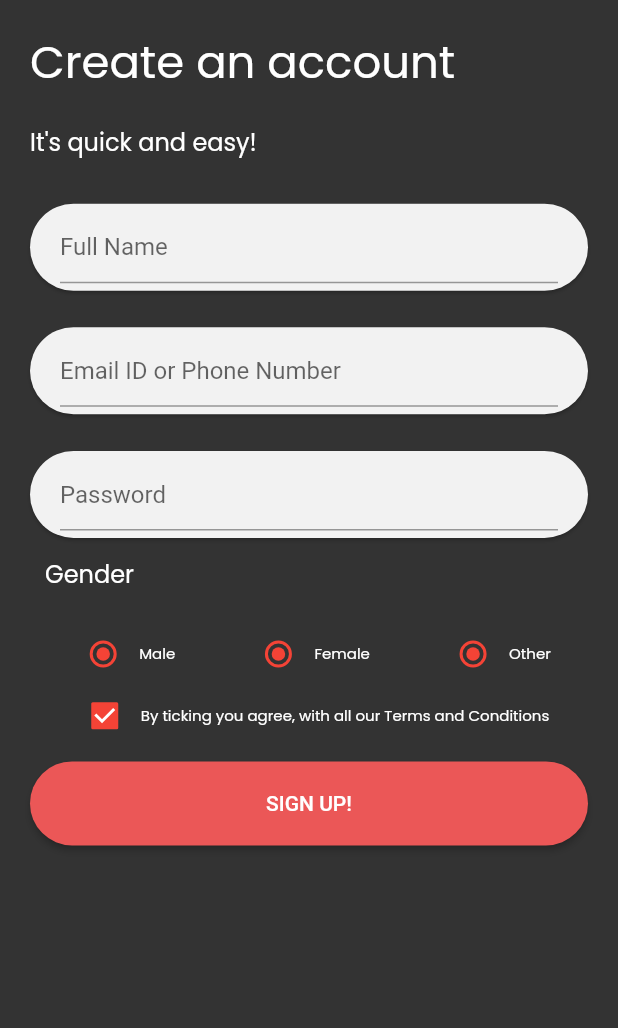
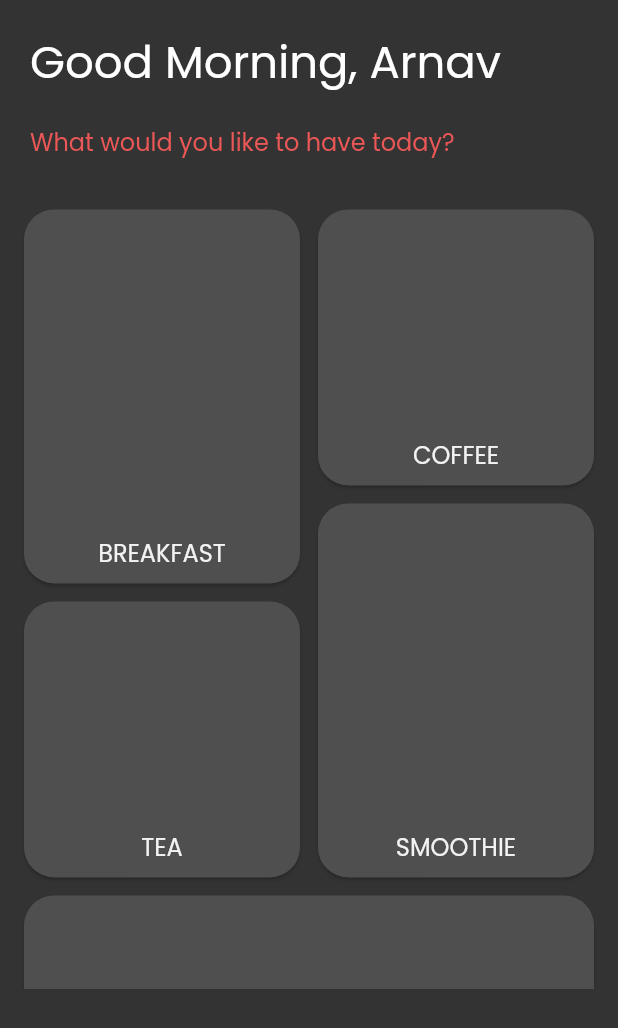
Before and after one commit to codenameakshay/cofista-ui, a Flutter app: the screen it shows after launch, on a phone screen of 412 x 824 dp. Shown: the top 1028 px of the screen. Run offline on Flutter 3.47's test engine with Material 2 defaults, Android fonts, the phone set to English and light mode, and no system bars; our stand-ins replace font_awesome_flutter, google_fonts.

Commit message:
homescreen done

```diff
--- a/lib/main.dart
+++ b/lib/main.dart
@@ -1,3 +1,4 @@
+import 'package:cofista/screens/homescreen.dart';
 import 'package:cofista/screens/register.dart';
 import 'package:cofista/screens/signin.dart';
 import 'package:flutter/material.dart';
@@ -19,7 +20,7 @@ class MyApp extends StatelessWidget {
         primarySwatch: Colors.red,
         visualDensity: VisualDensity.adaptivePlatformDensity,
       ),
-      home: RegisterPage(title: 'Cofista'),
+      home: HomeScreen(title: 'Cofista'),
     );
   }
 }
--- /dev/null
+++ b/lib/screens/homescreen.dart
@@ -0,0 +1,111 @@
+import 'package:flutter/material.dart';
+import 'package:flutter/services.dart';
+import 'package:google_fonts/google_fonts.dart';
+import 'package:font_awesome_flutter/font_awesome_flutter.dart';
+import 'package:flutter_staggered_grid_view/flutter_staggered_grid_view.dart';
+
+class HomeScreen extends StatefulWidget {
+  HomeScreen({Key key, this.title}) : super(key: key);
+  final String title;
+
+  @override
+  _HomeScreenState createState() => _HomeScreenState();
+}
+
+class _HomeScreenState extends State<HomeScreen> {
+  List<StaggeredTile> _staggeredTiles = const <StaggeredTile>[
+    const StaggeredTile.count(3, 4),
+    const StaggeredTile.count(3, 3),
+    const StaggeredTile.count(3, 4),
+    const StaggeredTile.count(3, 3),
+    const StaggeredTile.count(6, 2),
+  ];
+  List<Widget> _tiles = const <Widget>[
+    const _Example01Tile("BREAKFAST"),
+    const _Example01Tile("COFFEE"),
+    const _Example01Tile("SMOOTHIE"),
+    const _Example01Tile("TEA"),
+    const _Example01Tile("DONUTS & PASTRIES"),
+  ];
+  @override
+  Widget build(BuildContext context) {
+    return Scaffold(
+        backgroundColor: Color(0xFF333333),
+        body: SafeArea(
+          child: Column(children: [
+            Expanded(
+              flex: 2,
+              child: Padding(
+                padding:
+                    const EdgeInsets.symmetric(vertical: 10.0, horizontal: 20),
+                child: Row(
+                  children: [
+                    Container(
+                        child: Center(
+                      child: Text("Good Morning, Arnav",
+                          style: GoogleFonts.poppins(
+                              fontSize: 30, color: Colors.white)),
+                    )),
+                  ],
+                ),
+              ),
+            ),
+            Expanded(
+              flex: 1,
+              child: Padding(
+                padding:
+                    const EdgeInsets.symmetric(vertical: 0.0, horizontal: 20),
+                child: Row(
+                  crossAxisAlignment: CrossAxisAlignment.start,
+                  children: [
+                    Container(
+                        child: Text("What would you like to have today?",
+                            style: GoogleFonts.poppins(
+                                fontSize: 16, color: Color(0xFFEB5757)))),
+                  ],
+                ),
+              ),
+            ),
+            Expanded(
+                flex: 13,
+                child: Container(
+                  child: StaggeredGridView.count(
+                    crossAxisCount: 6,
+                    staggeredTiles: _staggeredTiles,
+                    children: _tiles,
+                    crossAxisSpacing: 4,
+                    mainAxisSpacing: 4,
+                    padding: EdgeInsets.all(12),
+                  ),
+                )),
+            Expanded(flex: 4, child: Container()),
+          ]),
+        ));
+  }
+}
+
+class _Example01Tile extends StatelessWidget {
+  const _Example01Tile(this.cardText);
+  final String cardText;
+
+  @override
+  Widget build(BuildContext context) {
+    return new Card(
+      shape: RoundedRectangleBorder(borderRadius: BorderRadius.circular(20)),
+      color: Color(0xFF4F4F4F),
+      child: new InkWell(
+          onTap: () {},
+          child: Column(
+            mainAxisAlignment: MainAxisAlignment.end,
+            children: [
+              Padding(
+                padding: const EdgeInsets.all(8.0),
+                child: Text(cardText,
+                    style: GoogleFonts.poppins(
+                        fontSize: 16, color: Color(0xFFF2F2F2))),
+              )
+            ],
+          )),
+    );
+  }
+}
--- a/pubspec.yaml
+++ b/pubspec.yaml
@@ -25,6 +25,7 @@ dependencies:
     sdk: flutter
   google_fonts: ^1.1.0
   font_awesome_flutter: ^8.8.1
+  flutter_staggered_grid_view: ^0.3.0
 
 
   # The following adds the Cupertino Icons font to your application.
```
Also changed, not shown: pubspec.lock.
